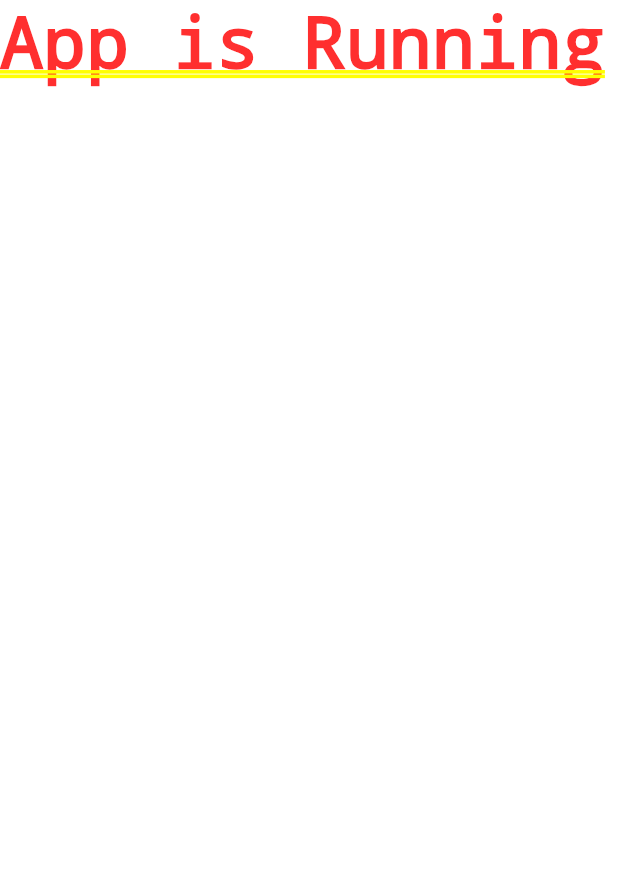
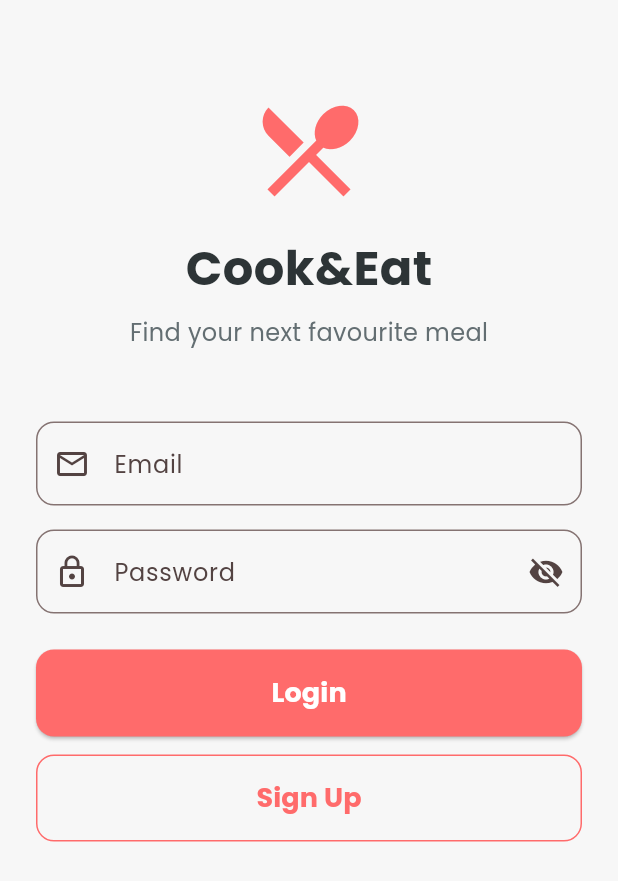
Before and after one commit to Mehaksaluja/Cook-Eat, a Flutter app: the screen it shows after launch, on a phone screen of 412 x 824 dp. Shown: the top 881 px of the screen. Run offline on Flutter 3.47's test engine with Material 3 defaults, Android fonts, the phone set to English and light mode, and no system bars.

Commit message:
Lgin Screen

```diff
--- /dev/null
+++ b/lib/features/authentication/screens/login_screen.dart
@@ -0,0 +1,128 @@
+import "package:flutter/material.dart";
+
+class LoginScreen extends StatefulWidget {
+  const LoginScreen({super.key});
+
+  @override
+  State<LoginScreen> createState() => _LoginScreenState();
+}
+
+class _LoginScreenState extends State<LoginScreen> {
+  bool _isPasswordObscured = true;
+
+  @override
+  Widget build(BuildContext context) {
+    return Scaffold(
+      body: SafeArea(
+        child: SingleChildScrollView(
+          padding: const EdgeInsets.symmetric(horizontal: 24.0),
+          child: Column(
+            crossAxisAlignment: CrossAxisAlignment.center,
+            children: [
+              const SizedBox(height: 60),
+              const Icon(
+                Icons.restaurant_menu,
+                size: 80,
+                color: Color(0xFFFF6B6B),
+              ),
+              const SizedBox(height: 16),
+
+              const Text(
+                'Cook&Eat',
+                style: TextStyle(
+                  fontSize: 32,
+                  fontWeight: FontWeight.bold,
+                  color: Color(0xFF2D3436),
+                ),
+              ),
+              const SizedBox(height: 8),
+              const Text(
+                "Find your next favourite meal",
+                style: TextStyle(fontSize: 16, color: Color(0xFF636E72)),
+              ),
+              const SizedBox(height: 48),
+
+              TextField(
+                keyboardType: TextInputType.emailAddress,
+                decoration: InputDecoration(
+                  labelText: "Email",
+                  prefixIcon: const Icon(Icons.email_outlined),
+                  border: OutlineInputBorder(
+                    borderRadius: BorderRadius.circular(12),
+                  ),
+                ),
+              ),
+              const SizedBox(height: 16),
+
+              TextField(
+                obscureText: _isPasswordObscured,
+                decoration: InputDecoration(
+                  labelText: "Password",
+                  prefixIcon: const Icon(Icons.lock_outline),
+                  suffixIcon: IconButton(
+                    icon: Icon(
+                      _isPasswordObscured
+                          ? Icons.visibility_off
+                          : Icons.visibility,
+                    ),
+                    onPressed: () {
+                      setState(() {
+                        _isPasswordObscured = !_isPasswordObscured;
+                      });
+                    },
+                  ),
+                  border: OutlineInputBorder(
+                    borderRadius: BorderRadius.circular(12),
+                  ),
+                ),
+              ),
+              const SizedBox(height: 24),
+
+              SizedBox(
+                width: double.infinity,
+                child: ElevatedButton(
+                  onPressed: () {},
+                  style: ElevatedButton.styleFrom(
+                    padding: const EdgeInsets.symmetric(vertical: 16),
+                    backgroundColor: const Color(0xFFFF6B6B),
+                    foregroundColor: Colors.white,
+                    shape: RoundedRectangleBorder(
+                      borderRadius: BorderRadius.circular(12),
+                    ),
+                  ),
+                  child: const Text(
+                    "Login",
+                    style: TextStyle(fontSize: 18, fontWeight: FontWeight.bold),
+                  ),
+                ),
+              ),
+              const SizedBox(height: 12),
+
+              SizedBox(
+                width: double.infinity,
+                child: OutlinedButton(
+                  onPressed: () {},
+                  style: OutlinedButton.styleFrom(
+                    padding: const EdgeInsets.symmetric(vertical: 16),
+                    side: const BorderSide(color: Color(0xFFFF6B6B)),
+                    shape: RoundedRectangleBorder(
+                      borderRadius: BorderRadius.circular(12),
+                    ),
+                  ),
+                  child: const Text(
+                    'Sign Up',
+                    style: TextStyle(
+                      fontSize: 18,
+                      fontWeight: FontWeight.bold,
+                      color: Color(0xFFFF6B6B),
+                    ),
+                  ),
+                ),
+              ),
+            ],
+          ),
+        ),
+      ),
+    );
+  }
+}
--- a/lib/main.dart
+++ b/lib/main.dart
@@ -1,4 +1,5 @@
 import "package:flutter/material.dart";
+import "package:recipe_app/features/authentication/screens/login_screen.dart";
 
 void main() {
   runApp(const MyApp());
@@ -18,7 +19,7 @@ class MyApp extends StatelessWidget {
         scaffoldBackgroundColor: const Color(0xFFF7F7F7),
         fontFamily: 'Poppins',
       ),
-      home: const Text("App is Running"),
+      home: const LoginScreen(),
     );
   }
 }
```
Also changed, not shown: pubspec.yaml (+11 -4 lines), assets/fonts/Poppins-Bold.ttf (added), assets/fonts/Poppins-Regular.ttf (added), assets/fonts/Poppins-SemiBold.ttf (added).
